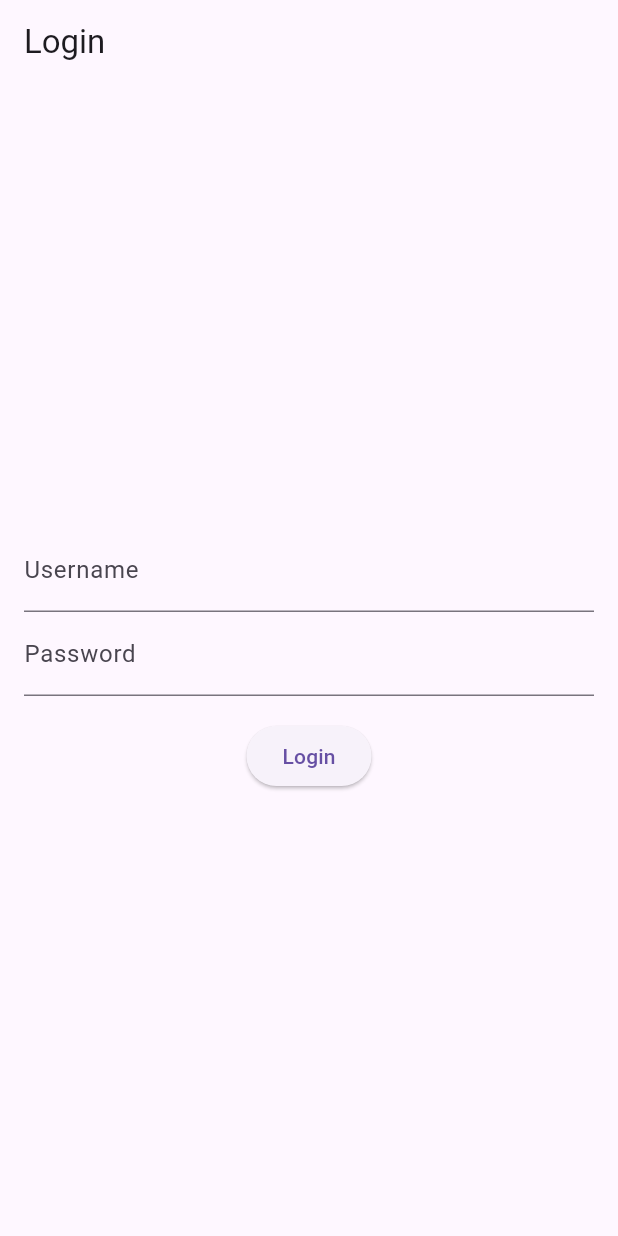
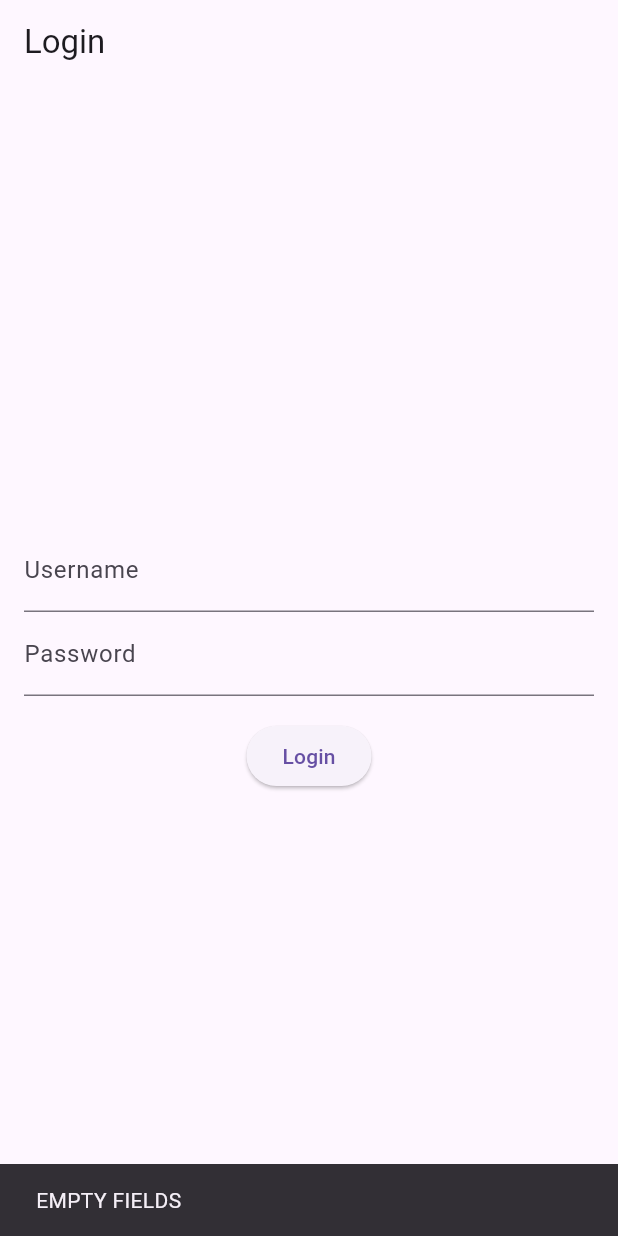
Before and after one commit to nofil-zahid/restaurant_management_system, a Flutter app: the screen it shows after launch, after a tap on "Login", on a phone screen of 412 x 824 dp. Run offline on Flutter 3.47's test engine with Material 3 defaults, Android fonts, the light colour scheme and no system bars; our stand-ins replace cloud_firestore, firebase_core, firebase_storage, flutter_spinkit, image_picker, shared_preferences; accounts and stored records are empty; generated files the repository leaves out were written again.

Commit message:
all screens

```diff
--- a/lib/screen/LoadingPage.dart
+++ b/lib/screen/LoadingPage.dart
@@ -14,6 +14,9 @@ class _LoadingScreenState extends State<LoadingScreen> {
   @override
   void initState() {
     super.initState();
+    // if (Navigator.of(context).canPop()) {
+    //   Navigator.of(context).popUntil((route) => route.isFirst);
+    // }
     Timer(const Duration(seconds: 3), () {
       Navigator.pushReplacement(
         context,
--- a/lib/screen/Login.dart
+++ b/lib/screen/Login.dart
@@ -1,7 +1,5 @@
-// ignore_for_file: constant_pattern_never_matches_value_type, avoid_print, use_build_context_synchronously
-
 import 'package:flutter/material.dart';
-import 'package:restaurant_management_system/database/database_service.dart';
+import 'package:restaurant_management_system/database/firestore_services.dart';
 import 'package:restaurant_management_system/services/SharedPref_Helper.dart';
 
 class LoginScreen extends StatefulWidget {
@@ -15,69 +13,105 @@ class _LoginScreenState extends State<LoginScreen> {
   final TextEditingController _usernameController = TextEditingController();
   final TextEditingController _passwordController = TextEditingController();
 
+  Map<String, String> admin = {};
+  Map<String, String> manager = {};
+  Map<String, String> waiter = {};
+
   late SharedPref pref;
-  late DatabaseService _databaseService;
+  late Future<void> _initFuture;
 
   @override
   void initState() {
     super.initState();
-    // local-storage
-    initiatePreference();
-    // db storage
-    _databaseService = DatabaseService();
-    _databaseService.openDatabaseConnection();
+    _initFuture = initiatePreference();
   }
 
-  void initiatePreference() async {
+  Future<void> initiatePreference() async {
     pref = SharedPref();
     await pref.init();
+    List<dynamic> fetchedUsers = await getAllUsers();
+    print(fetchedUsers);
+
+    // Filter users based on their roles
+    if (fetchedUsers.isNotEmpty) {
+      for (var user in fetchedUsers) {
+        String? username = user['name'] ?? user['emp_name'];
+        String? password = user['password'];
+        String? role = user['role']?['role_des'];
+
+        if (username != null && password != null) {
+          switch (role) {
+            case 'admin':
+              admin[username] = password;
+              break;
+            case 'manager':
+              manager[username] = password;
+              break;
+            case 'waiter':
+              waiter[username] = password;
+              break;
+            default:
+              // Handle users with no or unknown role
+              break;
+          }
+        }
+      }
+
+      print("==== admin ====");
+      print(admin);
+      print("==== manager ====");
+      print(manager);
+      print("==== waiter ====");
+      print(waiter);
+    }
   }
 
   Future<void> _login() async {
-
     String username = _usernameController.text;
     String password = _passwordController.text;
 
-    List<String> admin = ["nofil"];
-    List<String> manager = ["daniyal", "osama", "waseem"];
-    List<String> waiter = ["ziyan", "haseeb", "ahsan", "usman", "ahmad", "anwar", "ahtasham"];
-
-    if (admin.contains(username) && (password=="admin")) {
+    if (admin.containsKey(username) && admin[username] == password) {
       await pref.setValue("ROLE", "admin");
+      await pref.setValue("USER", username);
       Navigator.pushNamed(context, "/admin");
+    } else if (manager.containsKey(username) && manager[username] == password) {
+      await pref.setValue("ROLE", "manager");
+      await pref.setValue("USER", username);
+      Navigator.pushNamed(context, "/m-home");
+    } else if (waiter.containsKey(username) && waiter[username] == password) {
+      await pref.setValue("ROLE", "waiter");
+      await pref.setValue("USER", username);
+      Navigator.pushNamed(context, "/w-home");
+    } else if (username.trim().isEmpty || password.trim().isEmpty) {
+      ScaffoldMessenger.of(context).showSnackBar(
+        const SnackBar(
+          content: Text('EMPTY FIELDS'),
+          duration: Duration(seconds: 3),
+        ),
+      );
+    } else {
+      ScaffoldMessenger.of(context).showSnackBar(
+        const SnackBar(
+          content: Text('INCORRECT USERNAME OR PASSWORD'),
+          duration: Duration(seconds: 3),
+        ),
+      );
     }
-    else if (manager.contains(username) && (password=="passM")) {
-      await pref.setValue("ROLE", "manager");
-      Navigator.pushNamed(context, "/m-home");
   }
-    else if (waiter.contains(username) && (password=="passW")) {
-      await pref.setValue("ROLE", "waiter");
-      Navigator.pushNamed(context, "/w-home");
-    }
-    else {
-      print("INCORRECT CREDENTIALS");
-    }
-
-    // Map<String, dynamic>? userData = await _databaseService.authenticateUser(username, password);
-    // print(username);
-    // if (userData != null) {
-    //   // User authenticated successfully
-    //   // Here you can store user data in shared preferences or proceed to another screen
-    //   print('User authenticated: $userData');
-    // } else {
-    //   // Invalid credentials or user not found
-    //   print('Invalid credentials');
-    // }
-  }
-
-
-
 
   @override
   Widget build(BuildContext context) {
     return Scaffold(
       appBar: AppBar(title: const Text('Login')),
-      body: Padding(
+      body: FutureBuilder(
+        future: _initFuture,
+        builder: (context, snapshot) {
+          if (snapshot.connectionState == ConnectionState.waiting) {
+            return const Center(child: CircularProgressIndicator());
+          } else if (snapshot.hasError) {
+            return const Center(child: Text('Error loading data'));
+          } else {
+            return Padding(
               padding: const EdgeInsets.all(16.0),
               child: Column(
                 mainAxisAlignment: MainAxisAlignment.center,
@@ -96,30 +130,11 @@ class _LoginScreenState extends State<LoginScreen> {
                     onPressed: _login,
                     child: const Text('Login'),
                   ),
-            // ElevatedButton(
-            //   onPressed: () {
-            //     print("username=> ${_usernameController.text}");
-            //     print("password => ${_passwordController.text}");
-
-            //     switch (_usernameController.text) {
-            //       case "manager":
-            //         Navigator.pushNamed(context, "/manager-home");
-            //         break;
-            //       case "waiter":
-            //         Navigator.pushNamed(context, "/waiter-home");
-            //         break;
-            //       case "admin":
-            //         // Navigator.pushNamed(context, "/admin");
-            //         print("ABHI SBR KR");
-            //         break;
-            //       default:
-            //         print("CHLA KI LBDA PHIRE, SALAY DA GHR KOI NAAA... LOKA TO PUCHDA PHIRE");
-            //     }
-            //   },
-            //   child: const Text('Login'),
-            // ),
                 ],
               ),
+            );
+          }
+        },
       ),
     );
   }
```
Also changed, not shown: lib/screen/Home.dart (+42 -4 lines). Lines whose indentation alone changed are shown as unchanged.
